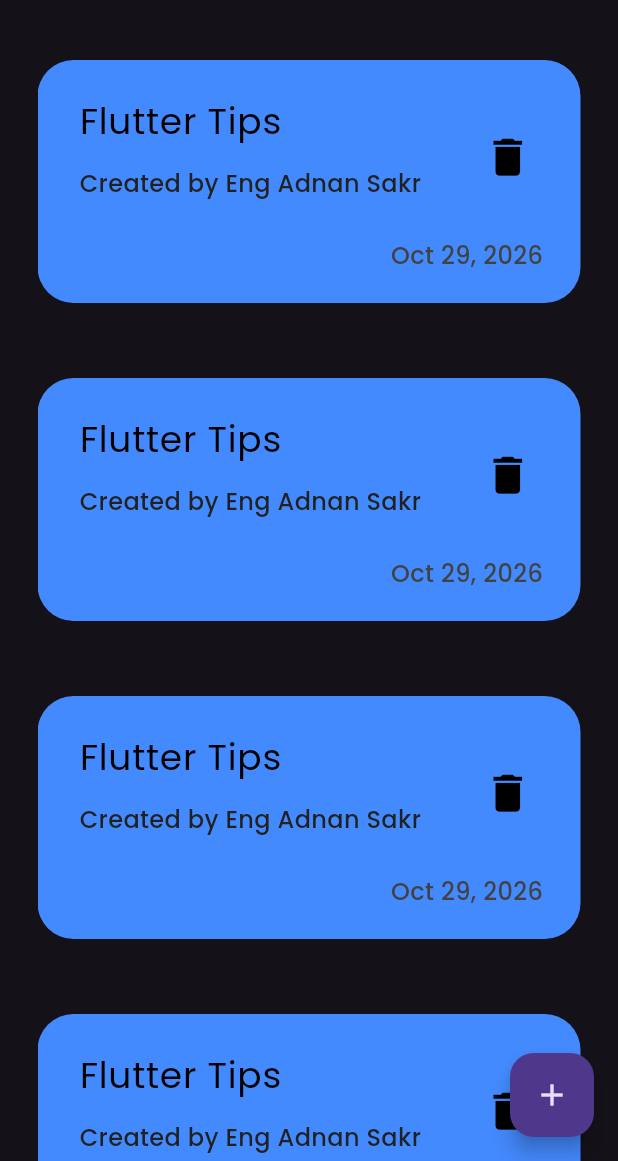
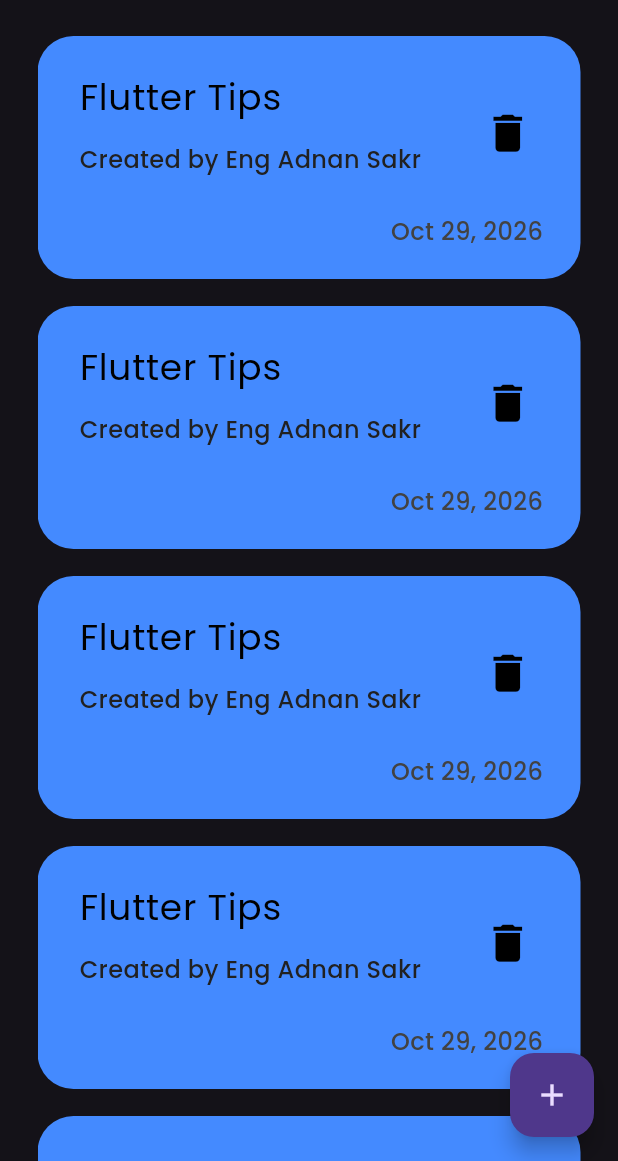
Before and after one commit to adnansakr593-beep/Notes-App, a Flutter app: the screen it shows after launch, on a phone screen of 412 x 824 dp, the part 75-1236 px from its top. Run offline on Flutter 3.47's test engine with Material 3 defaults, Android fonts, the phone set to English and light mode, and no system bars; our stand-ins replace google_fonts.

Commit message:
edit padding

```diff
--- a/lib/widgets/custom_card.dart
+++ b/lib/widgets/custom_card.dart
@@ -8,7 +8,7 @@ class CustomCard extends StatelessWidget {
   Widget build(BuildContext context) {
     return Container(
       padding: EdgeInsets.only(top: 15, bottom: 15, left: 12),
-      margin: EdgeInsets.symmetric(vertical: 25),
+      margin: EdgeInsets.symmetric(vertical: 9),
       decoration: BoxDecoration(
         color: Colors.blueAccent,
         borderRadius: BorderRadius.circular(24),
```
